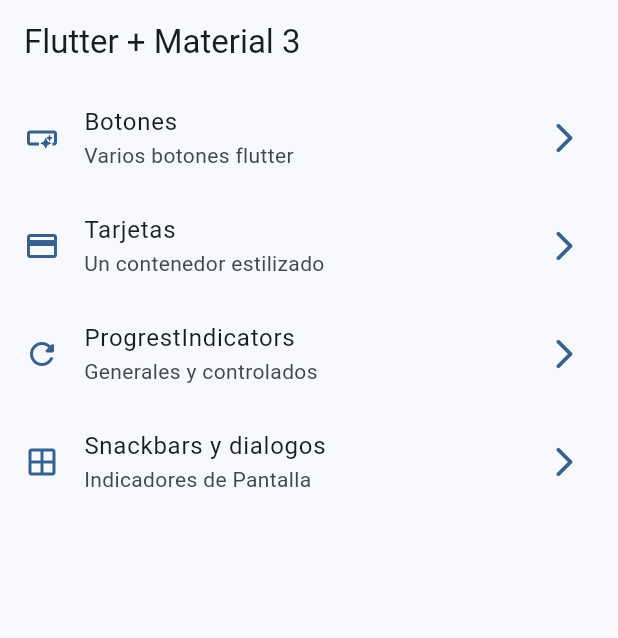
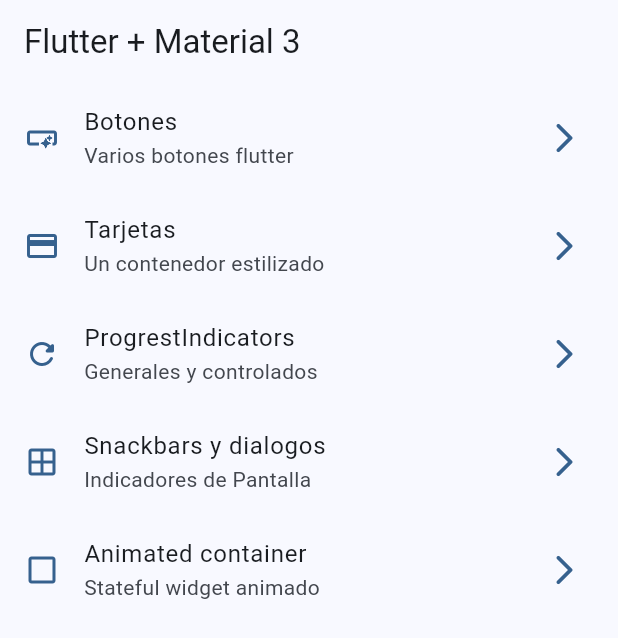
Before and after one commit to Williamparededl1/widgets_app, a Flutter app: the screen it shows after launch, on a phone screen of 412 x 824 dp. Shown: the top 638 px of the screen. Run offline on Flutter 3.47's test engine with Material 3 defaults, Android fonts, the phone set to English and light mode, and no system bars; our stand-ins replace go_router.

Commit message:
animated container terminado

```diff
--- a/lib/config/menu/menu_items.dart
+++ b/lib/config/menu/menu_items.dart
@@ -34,4 +34,9 @@ const List<MenuItems> appMenuItems = [
       subTitle: 'Indicadores de Pantalla ',
       link: '/snackbars',
       icon: Icons.window_outlined),
+  MenuItems(
+      title: 'Animated container',
+      subTitle: 'Stateful widget animado ',
+      link: '/animated',
+      icon: Icons.check_box_outline_blank_outlined),
 ];
--- a/lib/config/router/app_router.dart
+++ b/lib/config/router/app_router.dart
@@ -30,5 +30,10 @@ final appRouter = GoRouter(
       name: SnackbarScrenn.name,
       builder: (context, state) => const SnackbarScrenn(),
     ),
+    GoRoute(
+      path: '/animated',
+      name: AnimatedScreen.name,
+      builder: (context, state) => const AnimatedScreen(),
+    ),
   ],
 );
```
Also changed, not shown: lib/presentation/screens/animated/animated_screen.dart (+44 -2 lines).
